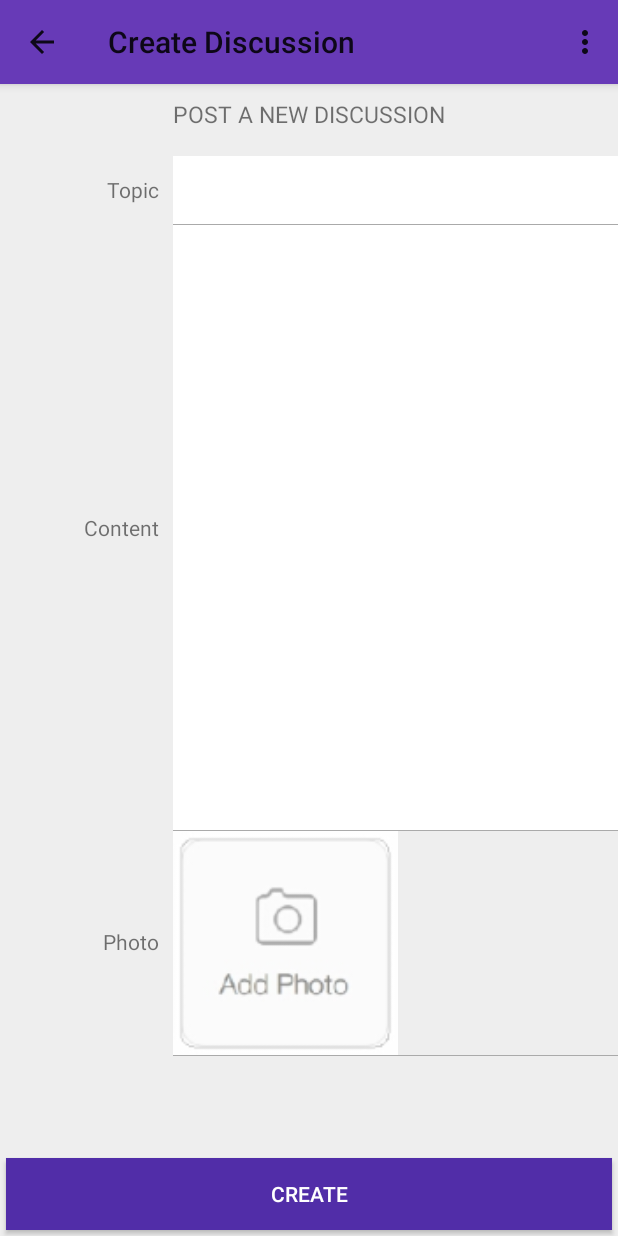
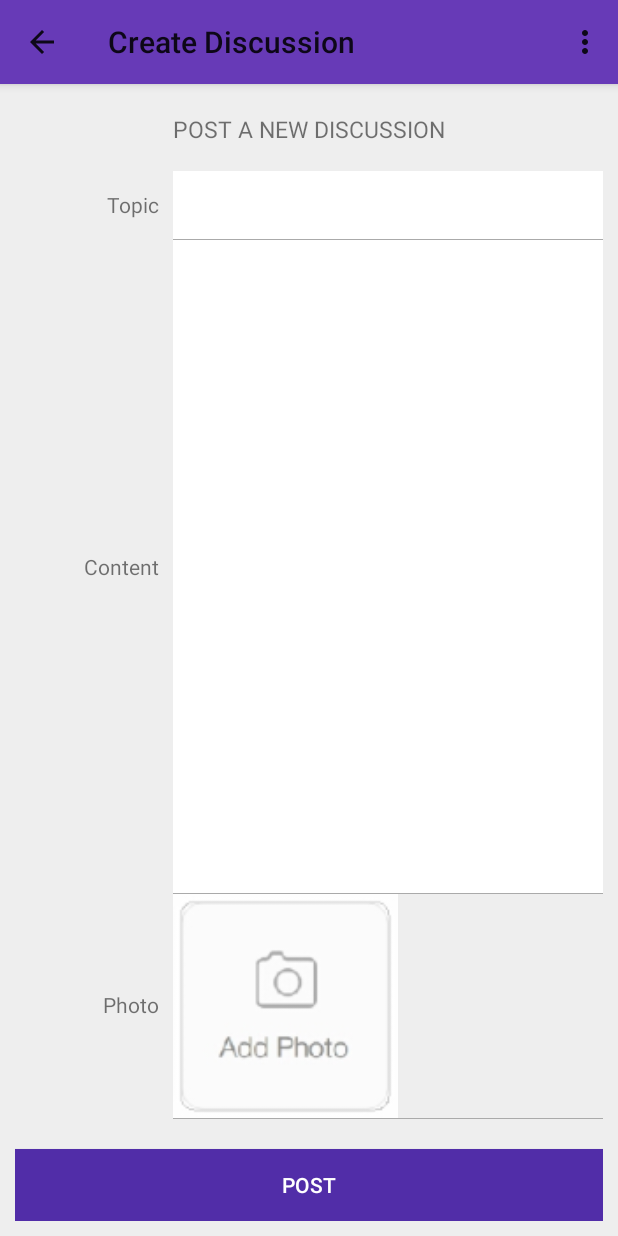
Before and after one commit to SwetabjaGit/talkstalker, an Android app: the AddDiscussionActivity screen opened directly, with no data from a screen before it, on a phone screen of 412 x 824 dp. Run offline under Robolectric (Android 15) with nearby library versions, the phone set to English and light mode, and no system bars; our stand-ins replace ButterKnife, Firebase (no records; nobody signed in at launch, a user with empty details on screens opened directly); pictures from the network do not load.

Commit message:
Changed a layout

```diff
--- a/app/src/main/java/com/stabstudio/discussionapp/UI/AddDiscussionActivity.java
+++ b/app/src/main/java/com/stabstudio/discussionapp/UI/AddDiscussionActivity.java
@@ -67,7 +67,7 @@ public class AddDiscussionActivity extends AppCompatActivity {
     @Override
     protected void onCreate(Bundle savedInstanceState) {
         super.onCreate(savedInstanceState);
-        setContentView(R.layout.create_discussion_test);
+        setContentView(R.layout.activity_add_discussion);
 
         ButterKnife.bind(this);
 
--- a/app/src/main/res/layout/activity_add_discussion.xml
+++ b/app/src/main/res/layout/activity_add_discussion.xml
@@ -7,7 +7,7 @@
     android:layout_height="wrap_content"
     android:padding="10dp"
     android:background="#eee"
-    >
+    tools:context="com.stabstudio.discussionapp.UI.AddDiscussionActivity">
 
         <TextView
             android:id="@+id/heading"
--- a/app/src/main/res/layout/create_discussion_test.xml
+++ b/app/src/main/res/layout/create_discussion_test.xml
@@ -9,7 +9,7 @@
     android:background="#eee"
     android:focusable="true"
     android:focusableInTouchMode="true"
-    tools:context="com.stabstudio.discussionapp.UI.AddDiscussionActivity">
+    >
 
     <ScrollView
         android:layout_width="match_parent"
```
